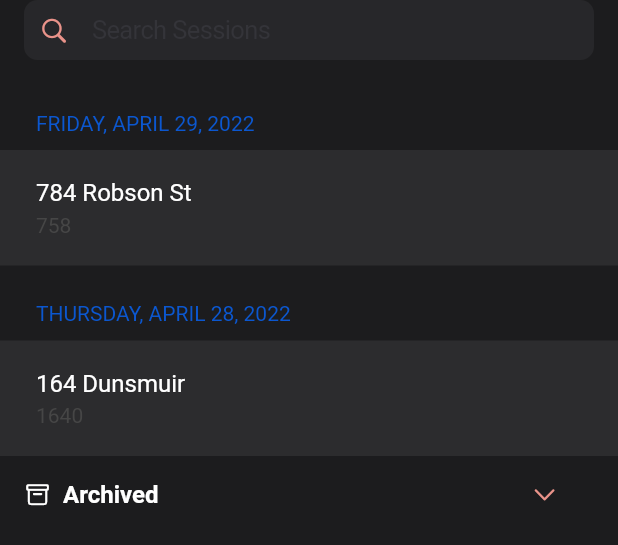
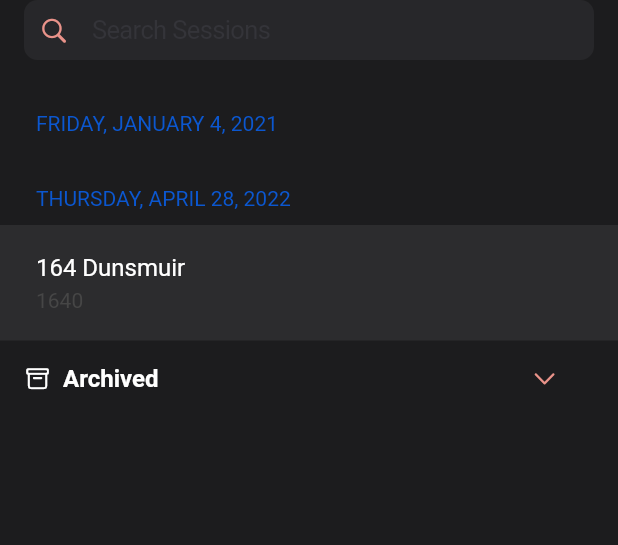
Before and after one commit to RADeveloping/SpeedWatchApp, a Flutter app: the SessionsList widget shown alone on an empty page, opened directly, on a phone screen of 412 x 824 dp. Shown: the top 545 px of the screen. Run offline on Flutter 3.47's test engine with Material 2 defaults, Android fonts, the phone set to English and light mode, and no system bars; drawn by our look-alikes of settings_ui; our stand-ins replace camera, chips_choice_null_safety, font_awesome_flutter, get, isar, popover; missing offline and left inert: camera_camera, multi_split_view; accounts and stored records are empty; generated files the repository leaves out were written again; statements that could not run were skipped.

Commit message:
Initial implementation

```diff
--- a/lib/components/sessions_list.dart
+++ b/lib/components/sessions_list.dart
@@ -57,21 +57,20 @@ class SessionsList extends GetView<SidebarController> {
                   ),
                 ),
               ),
-              SettingsSection(
-                title: Text('FRIDAY, APRIL 29, 2022'),
-                tiles: <SettingsTile>[
-                  SettingsTile.navigation(
-                    title: Text(
-                      '784 Robson St',
-                      style: kTextStyleSidebarTile,
-                    ),
-                    value: Text('758'),
-                    onPressed: (BuildContext context) {
-                      Get.toNamed('/session/445');
-                    },
-                  ),
-                ],
-              ),
+              CustomSettingsSection(
+                  child: Obx(() => SettingsSection(
+                        title: Text('FRIDAY, JANUARY 4, 2021'),
+                        tiles: controller.sessions != [] ? controller.sessions
+                            .map((session) => SettingsTile.navigation(
+                                  title: Text(
+                                    session.streetAddress,
+                                    style: kTextStyleSidebarTile,
+                                  ),
+                                  value: Text('599'),
+                                  onPressed: (BuildContext context) {},
+                                ))
+                            .toList() : [SettingsTile.navigation(title: Text("HEY"))],
+                      ))),
               SettingsSection(
                 title: Text('THURSDAY, APRIL 28, 2022'),
                 tiles: <SettingsTile>[
```
Also changed, not shown: lib/controllers/sidebar_controller.dart (+20 -0 lines), lib/services/db_service.dart (+8 -2 lines).
